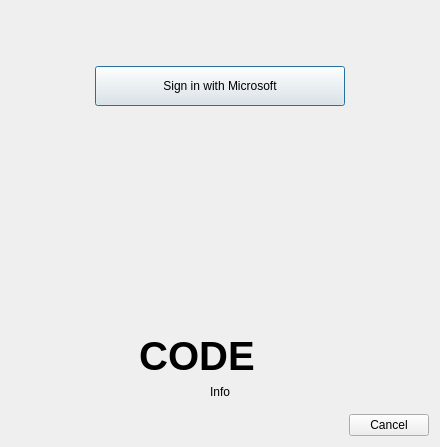
Old version of the form launcher/ui/dialogs/MSALoginDialog.ui in the repository MinWixMods/ShatteredPrism.
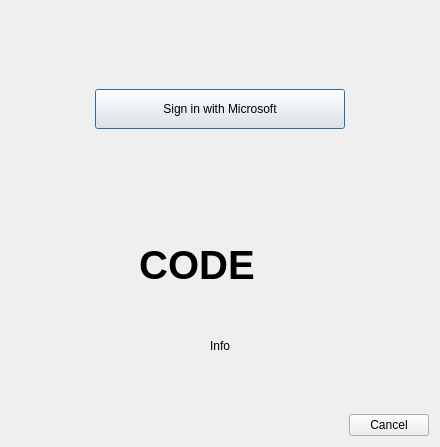
New version of the form. Icons and pictures are not drawn.

```diff
--- a/launcher/ui/dialogs/MSALoginDialog.ui
+++ b/launcher/ui/dialogs/MSALoginDialog.ui
@@ -10,12 +10,6 @@
     <height>447</height>
    </rect>
   </property>
-  <property name="minimumSize">
-   <size>
-    <width>0</width>
-    <height>430</height>
-   </size>
-  </property>
   <property name="windowTitle">
    <string>Add Microsoft Account</string>
   </property>
@@ -228,37 +222,6 @@
            </property>
           </spacer>
          </item>
-         <item>
-          <widget class="QLabel" name="qr">
-           <property name="sizePolicy">
-            <sizepolicy hsizetype="Fixed" vsizetype="Fixed">
-             <horstretch>0</horstretch>
-             <verstretch>0</verstretch>
-            </sizepolicy>
-           </property>
-           <property name="minimumSize">
-            <size>
-             <width>150</width>
-             <height>150</height>
-            </size>
-           </property>
-           <property name="maximumSize">
-            <size>
-             <width>150</width>
-             <height>150</height>
-            </size>
-           </property>
-           <property name="text">
-            <string/>
-           </property>
-           <property name="scaledContents">
-            <bool>true</bool>
-           </property>
-           <property name="alignment">
-            <set>Qt::AlignCenter</set>
-           </property>
-          </widget>
-         </item>
          <item>
           <spacer name="horizontalSpacer_2">
            <property name="orientation">
```
